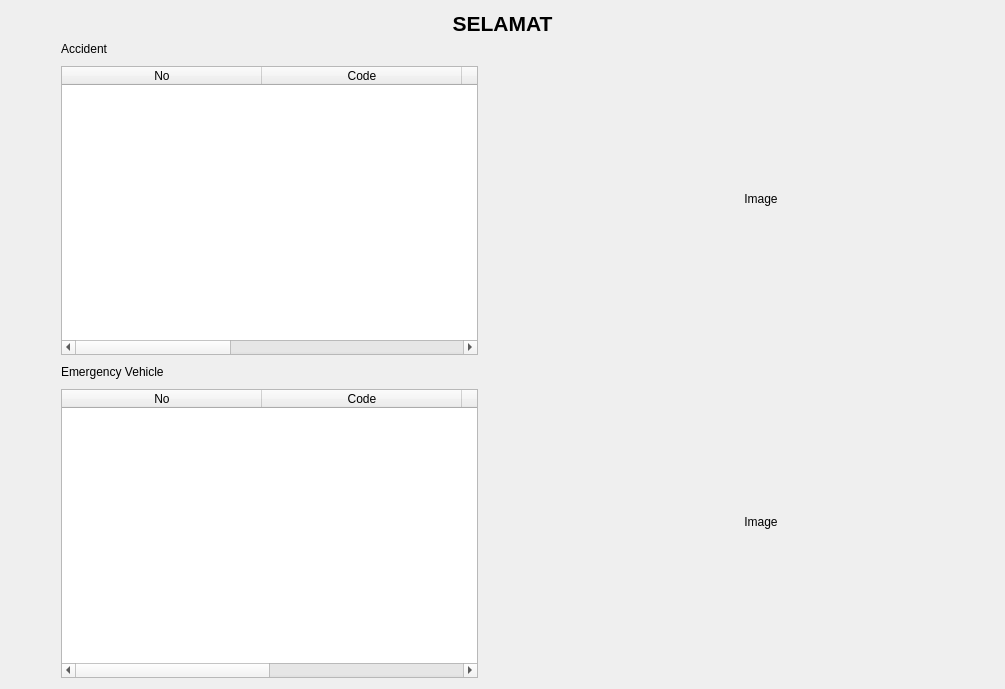
This is v2_dialog.ui in Kon95/SELAMAT as Qt 5 draws it before an edit. The edited form follows.
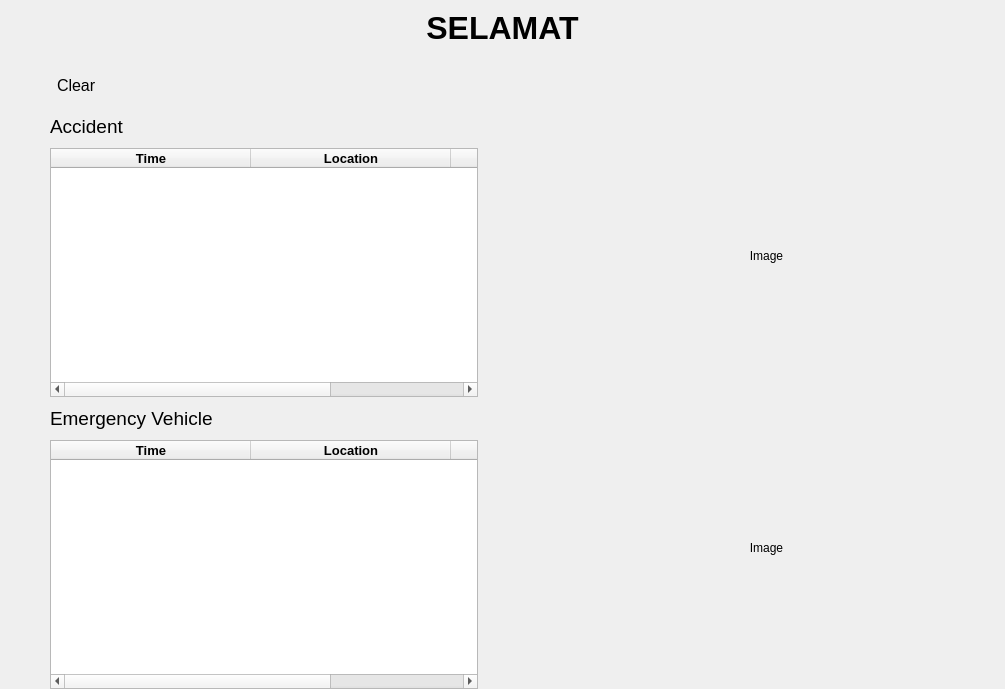
This is the edited form. Icons and pictures are not drawn. Custom widgets are drawn as their Qt base class.

Patch:
```diff
--- a/v2_dialog.ui
+++ b/v2_dialog.ui
@@ -13,35 +13,37 @@
   <property name="windowTitle">
    <string>Dialog</string>
   </property>
-  <layout class="QVBoxLayout" name="verticalLayout_3">
+  <layout class="QVBoxLayout" name="verticalLayout_3" stretch="1,1,10">
+   <property name="spacing">
+    <number>0</number>
+   </property>
+   <property name="leftMargin">
+    <number>0</number>
+   </property>
+   <property name="topMargin">
+    <number>0</number>
+   </property>
+   <property name="rightMargin">
+    <number>0</number>
+   </property>
+   <property name="bottomMargin">
+    <number>0</number>
+   </property>
    <item>
-    <layout class="QHBoxLayout" name="horizontalLayout_2" stretch="0,0,0">
+    <widget class="ClickableLabel" name="SystemName">
+     <property name="text">
+      <string>&lt;html&gt;&lt;head/&gt;&lt;body&gt;&lt;p&gt;&lt;span style=&quot; font-size:24pt; font-weight:600;&quot;&gt;SELAMAT&lt;/span&gt;&lt;/p&gt;&lt;/body&gt;&lt;/html&gt;</string>
+     </property>
+     <property name="alignment">
+      <set>Qt::AlignCenter</set>
+     </property>
+    </widget>
+   </item>
+   <item>
+    <layout class="QHBoxLayout" name="horizontalLayout_2" stretch="1,20">
      <property name="spacing">
-      <number>0</number>
+      <number>10</number>
      </property>
-     <item>
-      <widget class="ClickableLabel" name="alert2">
-       <property name="text">
-        <string/>
-       </property>
-       <property name="pixmap">
-        <pixmap>green.png</pixmap>
-       </property>
-       <property name="alignment">
-        <set>Qt::AlignLeading|Qt::AlignLeft|Qt::AlignVCenter</set>
-       </property>
-      </widget>
-     </item>
-     <item>
-      <widget class="QLabel" name="SystemName">
-       <property name="text">
-        <string>&lt;html&gt;&lt;head/&gt;&lt;body&gt;&lt;p&gt;&lt;span style=&quot; font-size:16pt; font-weight:600;&quot;&gt;SELAMAT&lt;/span&gt;&lt;/p&gt;&lt;/body&gt;&lt;/html&gt;</string>
-       </property>
-       <property name="alignment">
-        <set>Qt::AlignCenter</set>
-       </property>
-      </widget>
-     </item>
      <item>
       <widget class="ClickableLabel" name="alert1">
        <property name="text">
@@ -55,6 +57,18 @@
        </property>
       </widget>
      </item>
+     <item>
+      <widget class="QLabel" name="alert_text1">
+       <property name="font">
+        <font>
+         <pointsize>12</pointsize>
+        </font>
+       </property>
+       <property name="text">
+        <string>&lt;html&gt;&lt;head/&gt;&lt;body&gt;&lt;p&gt;Clear&lt;/p&gt;&lt;/body&gt;&lt;/html&gt;</string>
+       </property>
+      </widget>
+     </item>
     </layout>
    </item>
    <item>
@@ -73,7 +87,7 @@
        <item>
         <widget class="QLabel" name="accident_title">
          <property name="text">
-          <string>&lt;html&gt;&lt;head/&gt;&lt;body&gt;&lt;p&gt;&lt;span style=&quot; font-size:9pt;&quot;&gt;Accident&lt;/span&gt;&lt;/p&gt;&lt;/body&gt;&lt;/html&gt;</string>
+          <string>&lt;html&gt;&lt;head/&gt;&lt;body&gt;&lt;p&gt;&lt;span style=&quot; font-size:14pt;&quot;&gt;Accident&lt;/span&gt;&lt;/p&gt;&lt;/body&gt;&lt;/html&gt;</string>
          </property>
         </widget>
        </item>
@@ -86,7 +100,7 @@
           <number>0</number>
          </property>
          <property name="columnCount">
-          <number>5</number>
+          <number>3</number>
          </property>
          <attribute name="horizontalHeaderVisible">
           <bool>true</bool>
@@ -100,37 +114,48 @@
          <attribute name="horizontalHeaderStretchLastSection">
           <bool>true</bool>
          </attribute>
-         <column>
-          <property name="text">
-           <string>No</string>
-          </property>
-         </column>
-         <column>
-          <property name="text">
-           <string>Code</string>
-          </property>
-         </column>
-         <column>
-          <property name="text">
-           <string>Location</string>
-          </property>
-         </column>
          <column>
           <property name="text">
            <string>Time</string>
+          </property>
+          <property name="font">
+           <font>
+            <pointsize>10</pointsize>
+            <weight>75</weight>
+            <bold>true</bold>
+           </font>
+          </property>
+         </column>
+         <column>
+          <property name="text">
+           <string>Location</string>
+          </property>
+          <property name="font">
+           <font>
+            <pointsize>10</pointsize>
+            <weight>75</weight>
+            <bold>true</bold>
+           </font>
           </property>
          </column>
          <column>
           <property name="text">
            <string>Severity</string>
           </property>
+          <property name="font">
+           <font>
+            <pointsize>10</pointsize>
+            <weight>75</weight>
+            <bold>true</bold>
+           </font>
+          </property>
          </column>
         </widget>
        </item>
        <item>
         <widget class="QLabel" name="ev_title">
          <property name="text">
-          <string>&lt;html&gt;&lt;head/&gt;&lt;body&gt;&lt;p&gt;&lt;span style=&quot; font-size:9pt;&quot;&gt;Emergency Vehicle&lt;/span&gt;&lt;/p&gt;&lt;/body&gt;&lt;/html&gt;</string>
+          <string>&lt;html&gt;&lt;head/&gt;&lt;body&gt;&lt;p&gt;&lt;span style=&quot; font-size:14pt;&quot;&gt;Emergency Vehicle&lt;/span&gt;&lt;/p&gt;&lt;/body&gt;&lt;/html&gt;</string>
          </property>
         </widget>
        </item>
@@ -159,22 +184,38 @@
          </attribute>
          <column>
           <property name="text">
-           <string>No</string>
+           <string>Time</string>
           </property>
-         </column>
-         <column>
-          <property name="text">
-           <string>Code</string>
+          <property name="font">
+           <font>
+            <pointsize>10</pointsize>
+            <weight>75</weight>
+            <bold>true</bold>
+           </font>
           </property>
          </column>
          <column>
           <property name="text">
-           <string>Vehicle</string>
+           <string>Location</string>
           </property>
+          <property name="font">
+           <font>
+            <pointsize>10</pointsize>
+            <weight>75</weight>
+            <bold>true</bold>
+           </font>
+          </property>
          </column>
          <column>
           <property name="text">
-           <string>E.V. Time of Arrival</string>
+           <string>Vehicle Detected</string>
+          </property>
+          <property name="font">
+           <font>
+            <pointsize>10</pointsize>
+            <weight>75</weight>
+            <bold>true</bold>
+           </font>
           </property>
          </column>
         </widget>
```
